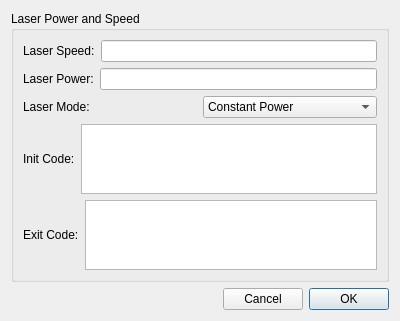
pythonscad/pythonscad, file src/gui/ExportGcodeDialog.ui: the form before one commit.
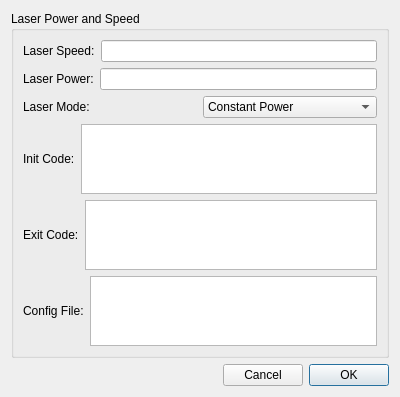
The form after the commit.

Commit message: add support for a GCode config file

The edit to the form file:
```diff
--- a/src/gui/ExportGcodeDialog.ui
+++ b/src/gui/ExportGcodeDialog.ui
@@ -123,7 +123,21 @@
        </layout>
       </item>
 
-
+      <item>
+       <layout class="QHBoxLayout" name="horizontalConfigFile">
+        <item>
+         <widget class="QLabel" name="labelConfigFile">
+          <property name="text">
+           <string>Config File:</string>
+          </property>
+         </widget>
+        </item>
+        <item>
+         <widget class="QTextEdit" name="valueConfigFile">
+         </widget>
+        </item>
+       </layout>
+      </item>
 
      </layout>
     </widget>
```
The commit also changes 6 other files.
